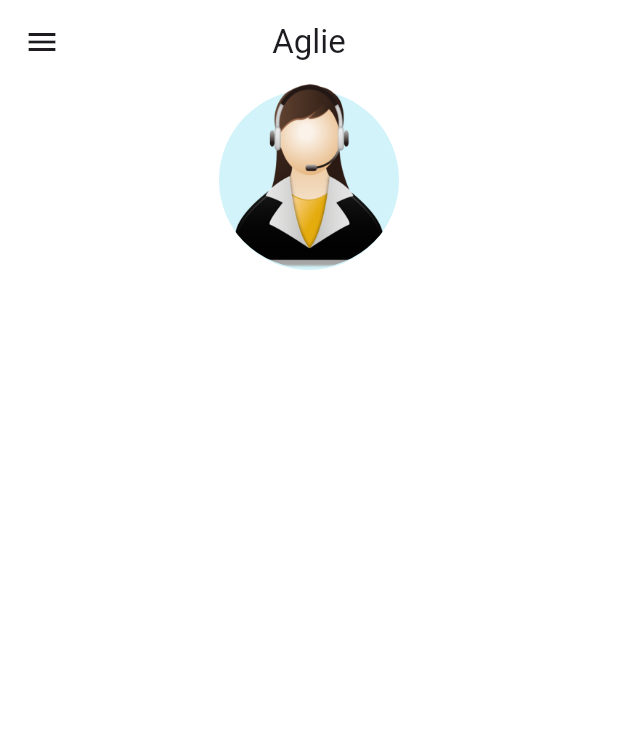
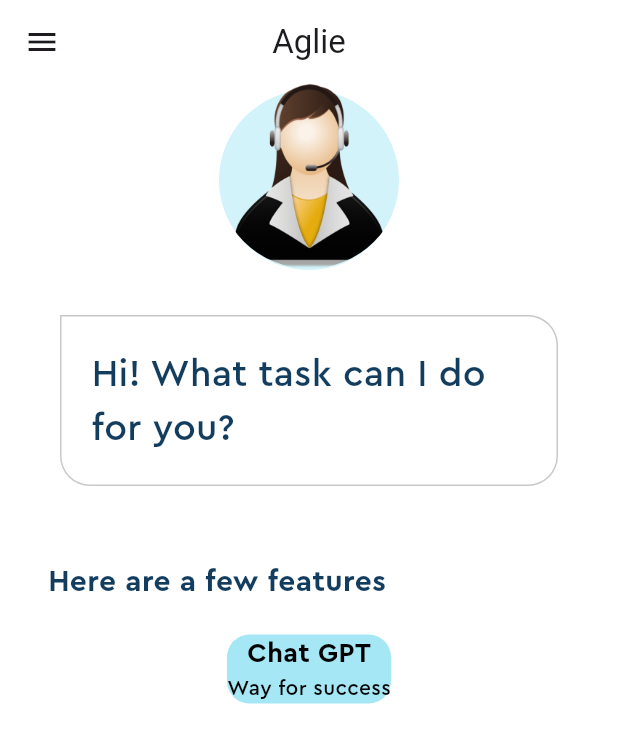
Before and after one commit to nghuy2903/ai_generate_picture_mobile, a Flutter app: the screen it shows after launch, on a phone screen of 412 x 824 dp. Shown: the top 743 px of the screen. Run offline on Flutter 3.47's test engine with Material 3 defaults, Android fonts, the phone set to English and light mode, and no system bars.

Commit message:
add box text, feature box

```diff
--- /dev/null
+++ b/lib/feature_box.dart
@@ -0,0 +1,46 @@
+import 'package:ai_generate_picture/pallete.dart';
+import 'package:flutter/material.dart';
+
+class FeatureBox extends StatelessWidget {
+  final Color color;
+  final String headerText;
+  final String descriptionText;
+  const FeatureBox({
+    super.key,
+    required this.color,
+    required this.headerText,
+    required this.descriptionText
+    });
+
+  @override
+  Widget build(BuildContext context) {
+    return Container(
+      margin: EdgeInsets.symmetric(
+        horizontal: 35,
+        vertical: 10,
+      ),
+      decoration: BoxDecoration(
+        color: color,
+        borderRadius: const BorderRadius.all(
+          Radius.circular(15),
+        )
+      ),
+      child: Column(
+        children: [
+          Text(headerText, style: TextStyle(
+            fontFamily: 'Cera Pro',
+            color: Pallete.blackColor,
+            fontSize: 18,
+            fontWeight: FontWeight.bold
+          ),
+          ),
+          Text(descriptionText, style: TextStyle(
+            fontFamily: 'Cera Pro',
+            color: Pallete.blackColor,
+          ),
+          )
+        ],
+      ),
+    );
+  }
+}
--- a/lib/home_page.dart
+++ b/lib/home_page.dart
@@ -1,3 +1,4 @@
+import 'package:ai_generate_picture/feature_box.dart';
 import 'package:ai_generate_picture/pallete.dart';
 import 'package:flutter/material.dart';
 
@@ -20,6 +21,7 @@ class _Homepage extends State<HomePage>{
       ),
       body: Column(
         children: [
+          //Virtual Assistants
           Stack(
             children: [
               Center(
@@ -40,7 +42,60 @@ class _Homepage extends State<HomePage>{
                   image: DecorationImage(image: AssetImage("assets/images/virtualAssistant.png"))
                 ),
               )
+            ],
+          ),
 
+          //chat bubble
+          Container(
+            padding: const EdgeInsets.symmetric(
+              horizontal: 20,
+              vertical: 10,
+            ),
+            margin: const EdgeInsets.symmetric(horizontal: 40, vertical: 30).copyWith(
+              top: 30,
+
+            ),
+            decoration: BoxDecoration(
+              border: Border.all(
+                color: Pallete.borderColor
+              ),
+              borderRadius: BorderRadius.circular(20).copyWith(
+                topLeft: Radius.zero,
+              ),
+            ),
+            child: Padding(
+              padding: const EdgeInsets.symmetric(vertical: 10.0),
+              child: const Text('Hi! What task can I do for you?',
+                style: TextStyle(
+                  fontFamily: 'Cera Pro',
+                  color: Pallete.mainFontColor,
+                  fontSize: 25,
+                ),
+              ),
+            ),
+          ),
+          Container(
+            padding: const EdgeInsets.all(10),
+            alignment: Alignment.centerLeft,
+            margin: const EdgeInsets.only(
+              top: 10,
+              left: 22,
+            ),
+            child: const Text('Here are a few features', style: TextStyle(
+              fontFamily: 'Cera Pro',
+              color: Pallete.mainFontColor,
+              fontSize: 20,
+              fontWeight: FontWeight.bold
+            ),),
+          ),
+          //Features List
+          Column(
+            children: [
+              FeatureBox(
+                color: Pallete.firstSuggestionBoxColor,
+                headerText: 'Chat GPT',
+                descriptionText: 'Way for success',
+              ),
             ],
           )
         ],
```
